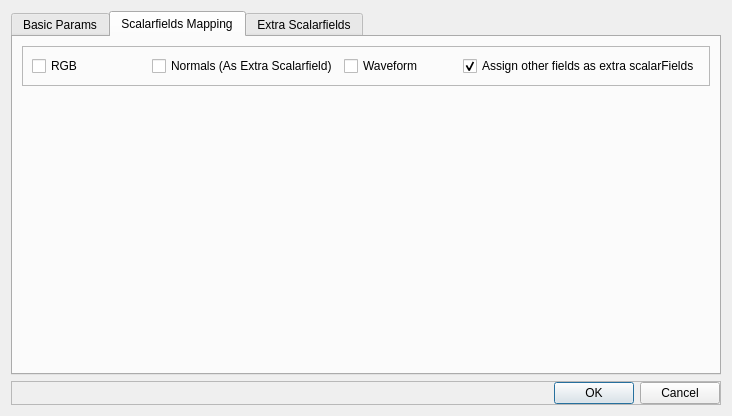
CloudCompare/CloudCompare, file plugins/core/IO/qLASIO/ui/lassavedialog.ui: the form before one commit.
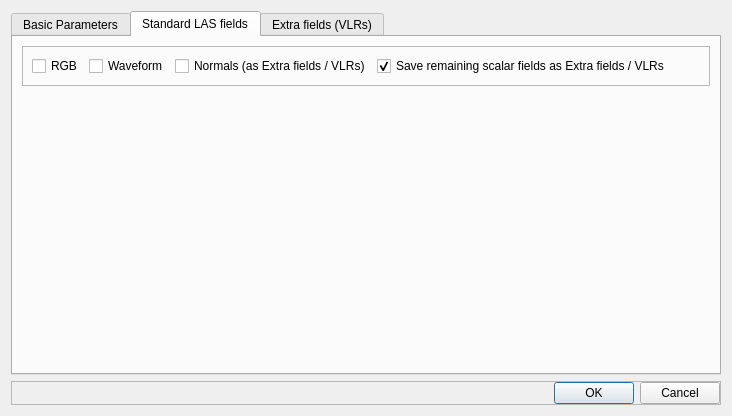
The form after the commit. The open tabs and pages were chosen to show the change.

```diff
--- a/plugins/core/IO/qLASIO/ui/lassavedialog.ui
+++ b/plugins/core/IO/qLASIO/ui/lassavedialog.ui
@@ -21,7 +21,7 @@
      </property>
      <widget class="QWidget" name="basicParamTab">
       <attribute name="title">
-       <string>Basic Params</string>
+       <string>Basic Parameters</string>
       </attribute>
       <layout class="QVBoxLayout" name="verticalLayout_3">
        <item>
@@ -261,7 +261,7 @@
      </widget>
      <widget class="QWidget" name="scalarFieldsMappingTab">
       <attribute name="title">
-       <string>Scalarfields Mapping</string>
+       <string>Standard LAS fields</string>
       </attribute>
       <attribute name="whatsThis">
        <string>Select for each LAS dimension, the PointColoud Scalarfield to use</string>
@@ -287,35 +287,53 @@
          <layout class="QHBoxLayout" name="horizontalLayout_5">
           <item>
            <widget class="QCheckBox" name="rgbCheckBox">
+            <property name="sizePolicy">
+             <sizepolicy hsizetype="Maximum" vsizetype="Fixed">
+              <horstretch>0</horstretch>
+              <verstretch>0</verstretch>
+             </sizepolicy>
+            </property>
             <property name="text">
              <string>RGB</string>
             </property>
            </widget>
           </item>
-          <item>
-           <widget class="QCheckBox" name="normalsCheckBox">
-            <property name="toolTip">
-             <string>Saves normals as extra scalar field using the names &quot;NormalX&quot;, &quot;NormalY&quot; and &quot;NormalZ&quot;.</string>
-            </property>
-            <property name="text">
-             <string>Normals (As Extra Scalarfield)</string>
-            </property>
-           </widget>
-          </item>
           <item>
            <widget class="QCheckBox" name="waveformCheckBox">
+            <property name="sizePolicy">
+             <sizepolicy hsizetype="Maximum" vsizetype="Fixed">
+              <horstretch>0</horstretch>
+              <verstretch>0</verstretch>
+             </sizepolicy>
+            </property>
             <property name="text">
              <string>Waveform</string>
             </property>
            </widget>
           </item>
           <item>
-           <widget class="QCheckBox" name="leftOverFieldsAsExtraCheckBox">
+           <widget class="QCheckBox" name="normalsCheckBox">
+            <property name="sizePolicy">
+             <sizepolicy hsizetype="Maximum" vsizetype="Fixed">
+              <horstretch>0</horstretch>
+              <verstretch>0</verstretch>
+             </sizepolicy>
+            </property>
             <property name="toolTip">
              <string>If checked, all scalar fields of the point cloud that are not assigned to a standard LAS field, will then be assigned as an extra LAS field</string>
             </property>
             <property name="text">
-             <string>Assign other fields as extra scalarFields</string>
+             <string>Normals (as Extra fields / VLRs)</string>
+            </property>
+           </widget>
+          </item>
+          <item>
+           <widget class="QCheckBox" name="saveLeftoverSFsAsExtraVLRCheckBox">
+            <property name="toolTip">
+             <string>If checked, all scalar fields that are not assigned to a standard LAS field will be saved as extra fields (VLRs)</string>
+            </property>
+            <property name="text">
+             <string>Save remaining scalar fields as Extra fields / VLRs</string>
             </property>
             <property name="checked">
              <bool>true</bool>
@@ -342,7 +360,7 @@
      </widget>
      <widget class="QWidget" name="extraScalarFieldsTab">
       <attribute name="title">
-       <string>Extra Scalarfields</string>
+       <string>Extra fields (VLRs)</string>
       </attribute>
       <layout class="QVBoxLayout" name="verticalLayout_7">
        <item>
```
Left out of the diff: 44 changed lines with no effect on the pictures.
